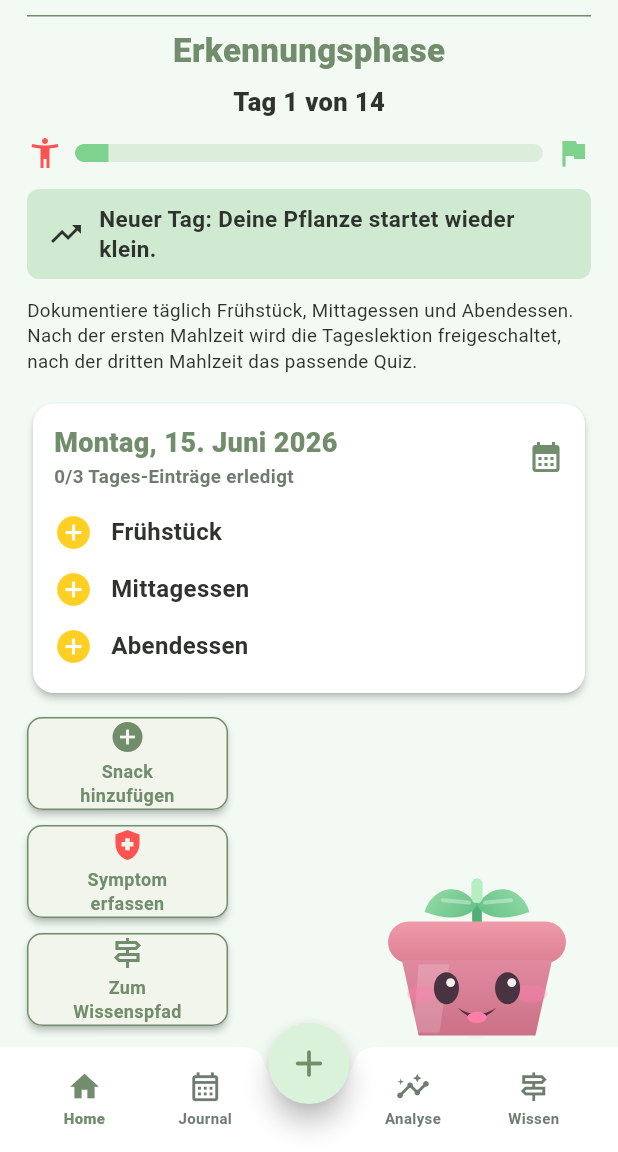
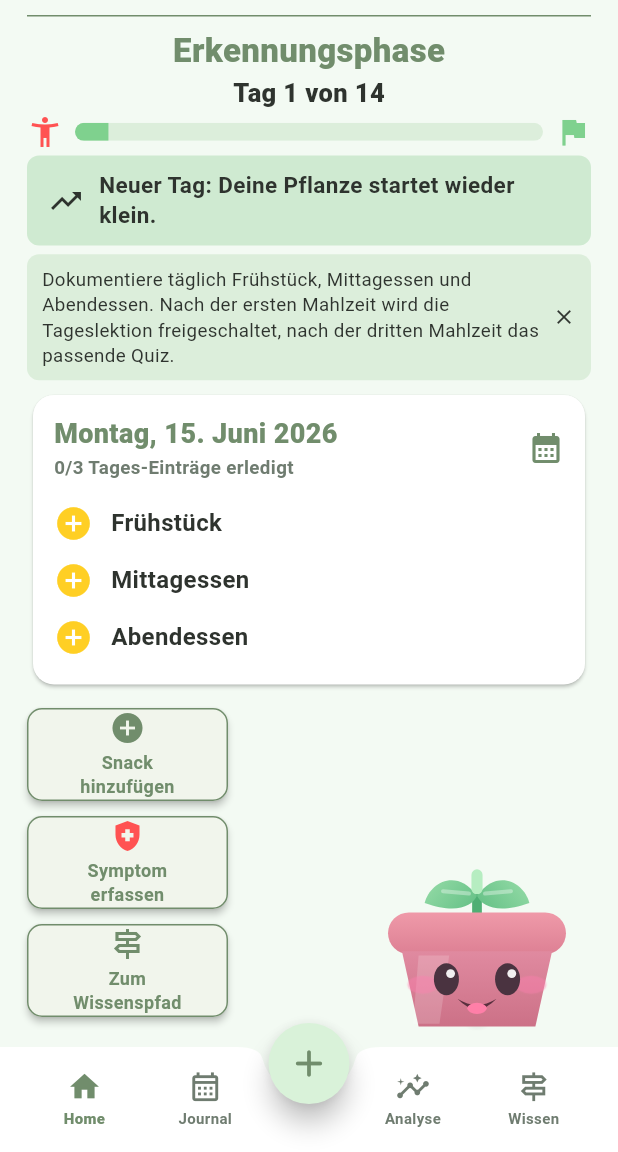
Before and after one commit to annastache/DGS-Project-Prototype, a Flutter app: the screen it shows after launch, on a phone screen of 412 x 824 dp, the part 84-1236 px from its top. Run offline on Flutter 3.47's test engine with Material 3 defaults, Android fonts, the phone set to English and light mode, and no system bars; missing offline and left inert: timed_widget.

Commit message:
adjust home to fit screen; + plant messages

```diff
--- a/lib/screens/home_screen.dart
+++ b/lib/screens/home_screen.dart
@@ -17,9 +17,18 @@ class HomeScreen extends StatelessWidget {
 
     return SafeArea(
       bottom: false,
-      child: ListView(
+      /*child: ListView(
         physics: const NeverScrollableScrollPhysics(), // stop screen from scrolling
-        padding: const EdgeInsets.fromLTRB(18, 4, 18, 112),
+        padding: const EdgeInsets.fromLTRB(18, 4, 18, 112), */
+        //start layout fix
+        child: LayoutBuilder(
+      builder: (context, constraints) {
+        return Padding(
+          padding: const EdgeInsets.fromLTRB(18, 4, 18, 80),
+          child: Column(
+            crossAxisAlignment: CrossAxisAlignment.stretch,
+            mainAxisSize: MainAxisSize.max,
+            // Ende außer Klammern
         children: [
           const TopBrandHeader(),
           const Divider(height: 1, color: AppColors.primary),
@@ -30,14 +39,16 @@ class HomeScreen extends StatelessWidget {
               style: TextStyle(fontSize: 22, fontWeight: FontWeight.w800, color: AppColors.primary),
             ),
           ),
-          const SizedBox(height: 8),
+          //const SizedBox(height: 8),
+          const Spacer(flex: 1),
           Center(
             child: Text(
               'Tag ${controller.currentDay} von 14',
               style: const TextStyle(fontSize: 17, fontWeight: FontWeight.w800, color: AppColors.text),
             ),
           ),
-          const SizedBox(height: 10),
+          //const SizedBox(height: 10),
+          const Spacer(flex: 1),
           Row(
             children: [
               const Icon(Icons.accessibility_new, color: Colors.redAccent, size: 24),
@@ -57,21 +68,78 @@ class HomeScreen extends StatelessWidget {
               const Icon(Icons.flag, color: Color(0xFF7FD18E), size: 24),
             ],
           ),
-          const SizedBox(height: 12),
+          //const SizedBox(height: 12),
+          const Spacer(flex: 2),
           _ProgressHint(controller: controller),
-          const SizedBox(height: 12),
-          const Text(
+          //const SizedBox(height: 12),
+          const Spacer(flex: 3),
+          /*const Text(
             'Dokumentiere täglich Frühstück, Mittagessen und Abendessen. Nach der ersten Mahlzeit wird die Tageslektion freigeschaltet, nach der dritten Mahlzeit das passende Quiz.',
             style: TextStyle(fontSize: 12.5, color: AppColors.text),
+          ),*/ // dauerhaft eingeblendeter text -> ersetzt durch eimaaliges anzeigen
+          //introductionary message L------------------
+          if (!controller.hintDismissed && !controller.todayQuizUnlocked)
+  GestureDetector(
+    onTap: controller.dismissHint,
+    child: Container(
+      padding: const EdgeInsets.symmetric(horizontal: 10, vertical: 8),
+      decoration: BoxDecoration(
+        color: AppColors.primaryLight,
+        borderRadius: BorderRadius.circular(8),
+      ),
+      child: Row(
+        children: [
+          const Expanded(
+            child: Text(
+              'Dokumentiere täglich Frühstück, Mittagessen und Abendessen. Nach der ersten Mahlzeit wird die Tageslektion freigeschaltet, nach der dritten Mahlzeit das passende Quiz.',
+              style: TextStyle(fontSize: 12.5, color: AppColors.text),
+            ),
           ),
-          const SizedBox(height: 16),
+          const SizedBox(width: 8),
+          const Icon(Icons.close, size: 16, color: AppColors.text),
+        ],
+      ),
+    ),
+  ),
+  //introductionary message L-------------------------------
+          //const SizedBox(height: 16),
+          const Spacer(flex: 3),
           _MealCard(controller: controller),
-          const SizedBox(height: 8),
+          //const SizedBox(height: 8),
+          const Spacer(flex: 3),
           //if (controller.todayQuizUnlocked) _SpeechBubble(day: controller.currentDay),
           //const SizedBox(height: 12), // 12
+          //Expanded(
+          if (controller.todayQuizUnlocked && controller.starsForLesson(controller.unlockedLessonIndex) == 0)
+                 Container(
+                  //right: 0,
+                  //bottom: 0,
+                  child: TimedVisibility(
+                  delay: Duration(milliseconds: 0),
+                  reverseAfter: Duration(seconds: 10),
+                  loop: false,
+                  child: _SpeechBubble(day: controller.currentDay),
+                ),
+            ),
+           if (controller.todayQuizUnlocked && controller.starsForLesson(controller.unlockedLessonIndex) > 0)
+              Container(
+                margin: const EdgeInsets.only(bottom: 8),
+                padding: const EdgeInsets.all(14),
+                decoration: BoxDecoration(
+                color: Colors.white,
+                border: Border.all(color: AppColors.primary, width: 2),
+                borderRadius: BorderRadius.circular(24),
+                ),
+                child: Text(
+                  'Super! Du hast alles für heute erledigt!',
+                textAlign: TextAlign.center,
+                style: const TextStyle(color: AppColors.primary, fontWeight: FontWeight.w700),
+                  ),
+                ),
+          const Spacer(), // ← füllt den leeren Raum oberhalb
           SizedBox(
-            height: 220, //318 ---------------------------------------------------------------------------------
-            child: Stack(
+          height: 220, //318 ---------------------------------------------------------------------------------
+               child: Stack(
               clipBehavior: Clip.hardEdge, // clipBehavior: Clip.none,
               children: [
                 Positioned(
@@ -115,13 +183,28 @@ class HomeScreen extends StatelessWidget {
                   loop: false,
                   child: _SpeechBubble(day: controller.currentDay),
                 ),*/
-                if (controller.todayQuizUnlocked && controller.starsForLesson(controller.unlockedLessonIndex) == 0)
-                _SpeechBubble(day: controller.currentDay),
+                /*if (controller.todayQuizUnlocked && controller.starsForLesson(controller.unlockedLessonIndex) == 0)
+                 Positioned(
+                  right: 0,
+                  bottom: 0,
+                  child: TimedVisibility(
+                  delay: Duration(milliseconds: 500),
+                  reverseAfter: Duration(seconds: 10),
+                  loop: false,
+                  child: _SpeechBubble(day: controller.currentDay),
+                ),
+                ),
+                */
+                //_SpeechBubble(day: controller.currentDay),
                 //you did a great job today - message
               ],
             ),
           ),
+
         ],
+          ),
+        );
+      },
       ),
     );
   }
@@ -171,7 +254,7 @@ class _MealCard extends StatelessWidget {
   @override
   Widget build(BuildContext context) {
     return Card(
-      elevation: 2,
+      //elevation: 2,
       color: AppColors.surface,
       shape: RoundedRectangleBorder(borderRadius: BorderRadius.circular(14)),
       child: Padding(
--- a/lib/state/app_state.dart
+++ b/lib/state/app_state.dart
@@ -8,6 +8,7 @@ class AppController extends ChangeNotifier {
   int unlockedLessonIndex = 0;
   int? latestQuizHintLesson;
   bool knowledgeHintSeen = false;
+  bool hintDismissed = false; // Introductionary hint on home screen -L
 
   final DateTime startDate = DateTime(2026, 6, 15);
   final List<String> mealNames = const ['Frühstück', 'Mittagessen', 'Abendessen'];
@@ -115,6 +116,13 @@ class AppController extends ChangeNotifier {
     notifyListeners();
   }
 
+// home page start message -L
+  void dismissHint() {
+    hintDismissed = true;
+    notifyListeners();
+  }
+// home page start message -L
+
   // reset logic - for test only --- remove after -------------------------------------------------------------------
   void reset() {
     selectedIndex = 0;
@@ -125,6 +133,7 @@ class AppController extends ChangeNotifier {
     _mealStatusesByDay.clear();
     unlockedQuizLessons.clear();
     quizStarsByLesson.clear();
+    hintDismissed = false; // home page start message -L
     notifyListeners();
   }
   // reset logic - for test only --- remove after -------------------------------------------------------------------
```
